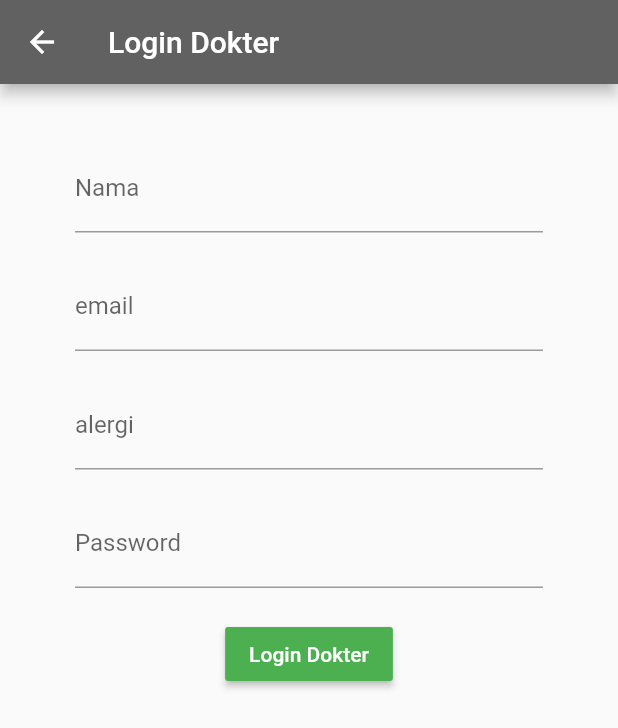
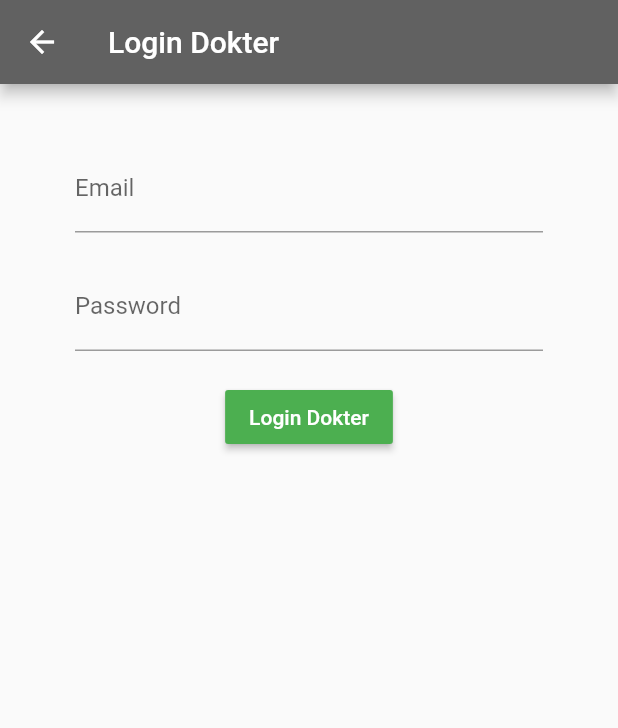
Before and after one commit to AbyanAhmad/prak-app, a Flutter app: the DokterSignIn screen opened directly, on a phone screen of 412 x 824 dp. Shown: the top 728 px of the screen. Run offline on Flutter 3.47's test engine with Material 2 defaults, Android fonts, the phone set to English and light mode, and no system bars; our stand-ins replace firebase_core, firebase_database, google_fonts; accounts and stored records are empty.

Commit message:
fix login pas and dok + register

```diff
--- a/lib/ui/dokter/login.dart
+++ b/lib/ui/dokter/login.dart
@@ -23,8 +23,6 @@ class _DokterSignInState extends State<DokterSignIn> {
 
   String email = '';
   String password = '';
-  String nama = '';
-  String alergi = '';
 
   @override
   Widget build(BuildContext context) {
@@ -40,23 +38,9 @@ class _DokterSignInState extends State<DokterSignIn> {
           SizedBox(height: 20.0),
           TextFormField(
             onChanged: (val) {
-              setState(() => nama = val);
-            },
-            decoration: InputDecoration(labelText: 'Nama'),
-          ),
-          SizedBox(height: 20.0),
-          TextFormField(
-            onChanged: (val) {
               setState(() => email = val);
             },
-            decoration: InputDecoration(labelText: 'email'),
-          ),
-          SizedBox(height: 20.0),
-          TextFormField(
-            onChanged: (val) {
-              setState(() => alergi = val);
-            },
-            decoration: InputDecoration(labelText: 'alergi'),
+            decoration: InputDecoration(labelText: 'Email'),
           ),
           SizedBox(height: 20.0),
           TextFormField(
--- a/lib/ui/pasien/login.dart
+++ b/lib/ui/pasien/login.dart
@@ -32,7 +32,7 @@ class _SignInUserState extends State<SignInUser> {
             onChanged: (val) {
               setState(() => email = val);
             },
-            decoration: InputDecoration(labelText: 'Nama'),
+            decoration: InputDecoration(labelText: 'Email'),
           ),
           SizedBox(height: 20.0),
           TextFormField(
--- a/lib/ui/pasien/register.dart
+++ b/lib/ui/pasien/register.dart
@@ -60,14 +60,14 @@ class _RegisterState extends State<Register> {
             onChanged: (val) {
               setState(() => email = val);
             },
-            decoration: InputDecoration(labelText: 'email'),
+            decoration: InputDecoration(labelText: 'Email'),
           ),
           Divider(),
           TextFormField(
             onChanged: (val) {
               setState(() => alergi = val);
             },
-            decoration: InputDecoration(labelText: 'alergi'),
+            decoration: InputDecoration(labelText: 'Alergi'),
           ),
           Divider(),
           TextFormField(
@@ -83,10 +83,10 @@ class _RegisterState extends State<Register> {
             child: Text('Daftar', style: TextStyle(color: Colors.white)),
             onPressed: () {
               _userRef.push().set(<String, String>{
-                "name": "" + nama,
-                "bahan": "" + email,
-                "alergi": "" + alergi,
-                "password": "" + password,
+                "Nama": "" + nama,
+                "Email": "" + email,
+                "Alergi": "" + alergi,
+                "Password": "" + password,
               });
               Navigator.pushReplacement(context,
                   MaterialPageRoute(builder: (context) => DashboardPasien()));
```
